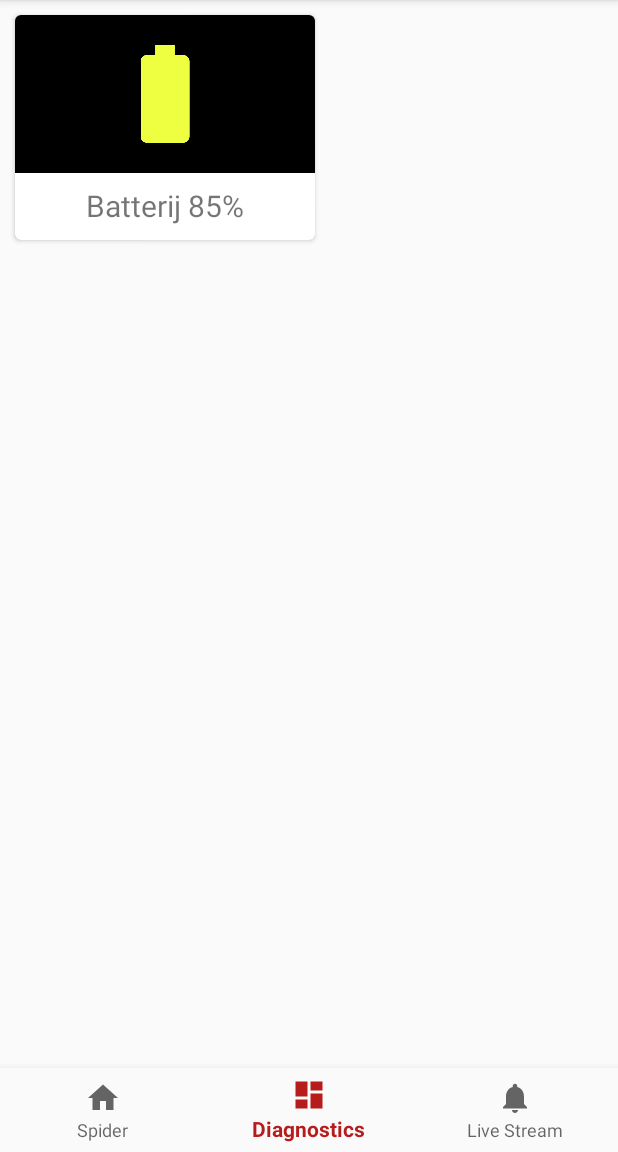
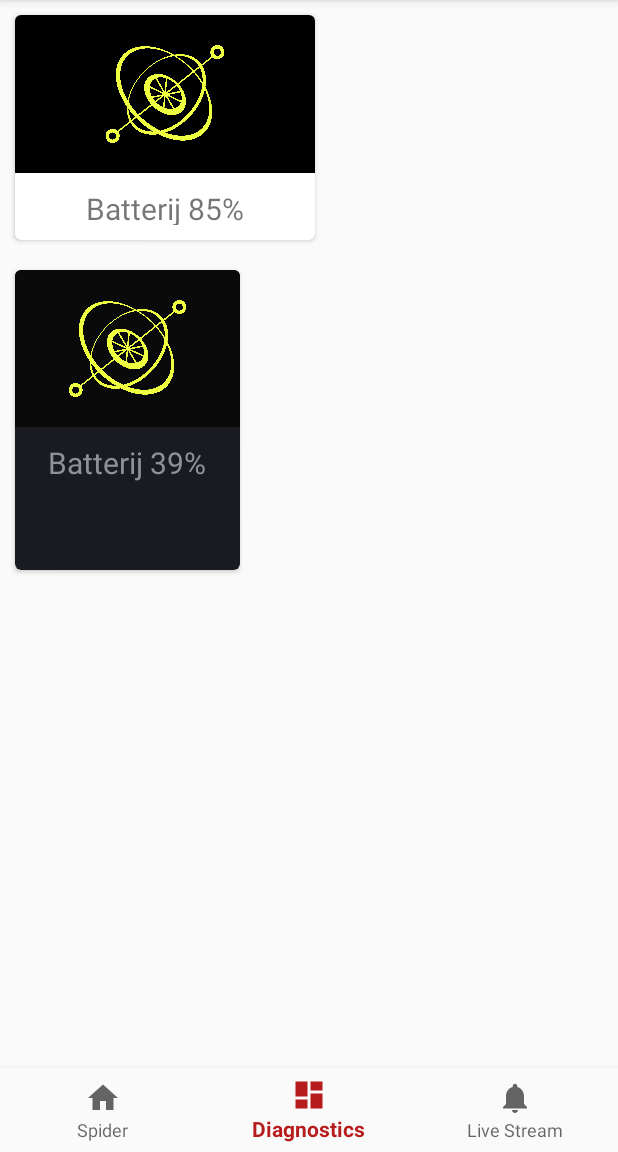
Before and after one commit to RuurdBijlsma/KnightSpider-App, an Android app: the screen it shows after launch (MainActivity), on a phone screen of 412 x 824 dp, the part 84-1236 px from its top. Run offline under Robolectric (Android 15) with nearby library versions, the phone set to English and light mode, and no system bars.

Commit message:
infocard added

```diff
--- a/app/src/main/java/nl/nhl/knightspider/InfoCard.java
+++ b/app/src/main/java/nl/nhl/knightspider/InfoCard.java
@@ -2,43 +2,84 @@ package nl.nhl.knightspider;
 
 import android.content.Context;
 import android.graphics.Color;
+import android.icu.text.IDNA;
+import android.support.v7.widget.ActionBarOverlayLayout;
 import android.support.v7.widget.CardView;
 import android.util.DisplayMetrics;
 import android.util.TypedValue;
 import android.view.Gravity;
+import android.view.ViewGroup;
+import android.widget.ImageView;
 import android.widget.LinearLayout;
+import android.widget.TextView;
+
+import org.w3c.dom.Text;
 
 /**
- * Created by ruurd on 15-May-17.
+ * Created by ruurd on 15-May-17
  */
 
 public class InfoCard extends CardView {
-    public InfoCard(Context context) {
+    public InfoCard(Context context){
         super(context);
+    }
+
+    public InfoCard(Context context, int colorId, int iconId, int height, int width) {
+        super(context);
+
+        int margin = dpToPx(10);
+        int textPadding = dpToPx(10);
+        int imagePadding = dpToPx(20);
+
         setForegroundGravity(Gravity.CENTER);
         setRadius(dpToPx(4));
-        int padding = dpToPx(15);
-        setContentPadding(padding, padding, padding, padding);
+
+        LinearLayout.LayoutParams lp = new LinearLayout.LayoutParams(dpToPx(height), dpToPx(width));
+        lp.setMargins(margin, margin, margin, margin);
+        setLayoutParams(lp);
+
+        layout = new LinearLayout(context);
+        layout.setOrientation(LinearLayout.VERTICAL);
+
+        textView = new TextView(context);
+        textView.setTextAlignment(TEXT_ALIGNMENT_CENTER);
+        textView.setTextSize(20);
+        textView.setPadding(textPadding, textPadding, textPadding, textPadding);
+
+        imageView = new ImageView(context);
+        imageView.setPadding(imagePadding, imagePadding, imagePadding, imagePadding);
+        imageView.setBackgroundColor(colorId);
+        imageView.setImageResource(iconId);
+        imageView.setLayoutParams(new LinearLayout.LayoutParams(ViewGroup.LayoutParams.MATCH_PARENT, dpToPx(height - 45)));
+
+        layout.addView(imageView);
+        layout.addView(textView);
+        addView(layout);
     }
 
-    private Color backgroundColor;
-    private String text;
+    private LinearLayout layout;
+    private TextView textView;
+    private ImageView imageView;
+
+    private int backgroundColor;
 
     public String getText() {
-        return text;
+        return (String) textView.getText();
     }
 
     public void setText(String text) {
-        this.text = text;
+        textView.setText(text);
     }
 
-    public Color getBackgroundColor() {
+    public int getBackgroundColor() {
         return backgroundColor;
     }
 
-    public void setBackgroundColor(Color backgroundColor) {
+    public void setBackgroundColor(int backgroundColor) {
         this.backgroundColor = backgroundColor;
+        imageView.setBackgroundColor(backgroundColor);
     }
+
     private DisplayMetrics getDisplayMetrics() {
         return getResources().getDisplayMetrics();
     }
--- a/app/src/main/java/nl/nhl/knightspider/MainActivity.java
+++ b/app/src/main/java/nl/nhl/knightspider/MainActivity.java
@@ -1,6 +1,7 @@
 package nl.nhl.knightspider;
 
 import android.content.res.Resources;
+import android.graphics.Color;
 import android.graphics.Typeface;
 import android.os.Bundle;
 import android.support.annotation.NonNull;
@@ -93,7 +94,7 @@ public class MainActivity extends AppCompatActivity {
             card.addView(child);
 
         DisplayMetrics metrics = getDisplayMetrics();
-        card.setMinimumWidth(metrics.widthPixels/2);
+        card.setMinimumWidth(metrics.widthPixels / 2);
         card.setMinimumHeight(dpToPx(120));
 
         return card;
@@ -142,6 +143,12 @@ public class MainActivity extends AppCompatActivity {
         liveStreamLayout = findViewById(R.id.live_stream_layout);
 
 //        fillDiagnosticsLayout();
+        LinearLayout jojo = (LinearLayout) findViewById(R.id.jojo);
+
+        InfoCard infoCard = new InfoCard(getApplicationContext(), Color.argb(255, 10, 10, 10), R.drawable.gyroicon, 150, 200);
+        infoCard.setText("Batterij 39%");
+
+        jojo.addView(infoCard);
 
         showLayout(R.id.navigation_diagnostics);
     }
--- a/app/src/main/res/layout/activity_main.xml
+++ b/app/src/main/res/layout/activity_main.xml
@@ -36,6 +36,7 @@
             android:layout_height="match_parent">
 
             <LinearLayout
+                android:id="@+id/jojo"
                 android:layout_width="match_parent"
                 android:layout_height="wrap_content"
                 android:orientation="vertical"
@@ -61,13 +62,13 @@
                             android:layout_height="105dp"
                             android:background="@android:color/background_dark"
                             android:padding="20dp"
-                            app:srcCompat="@drawable/batteryicon" />
+                            app:srcCompat="@drawable/gyroicon" />
 
                         <TextView
                             android:id="@+id/textView"
                             android:layout_width="match_parent"
                             android:layout_height="match_parent"
-                            android:layout_margin="8dp"
+                            android:padding="10dp"
                             android:text="Batterij 85%"
                             android:textAlignment="center"
                             android:textSize="20sp" />
```
